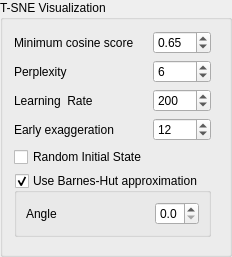
This is lib/ui/widgets/tsne_options_widget.ui in metgem/metgem as Qt 5 draws it before an edit. The edited form follows.
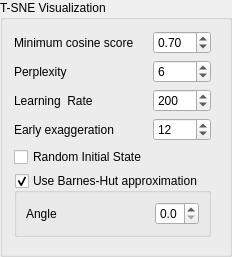
This is the edited form.

Patch:
```diff
--- a/lib/ui/widgets/tsne_options_widget.ui
+++ b/lib/ui/widgets/tsne_options_widget.ui
@@ -7,7 +7,7 @@
     <x>0</x>
     <y>0</y>
     <width>232</width>
-    <height>185</height>
+    <height>211</height>
    </rect>
   </property>
   <property name="title">
@@ -164,7 +164,7 @@
       <double>0.050000000000000</double>
      </property>
      <property name="value">
-      <double>0.650000000000000</double>
+      <double>0.700000000000000</double>
      </property>
     </widget>
    </item>
```
